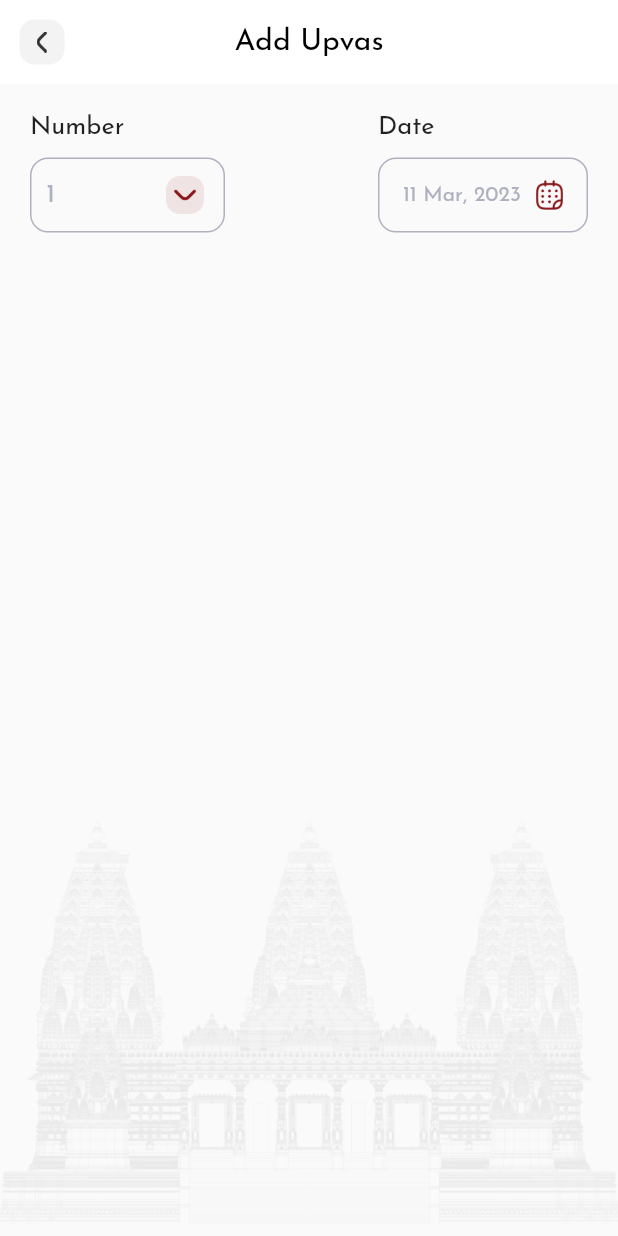
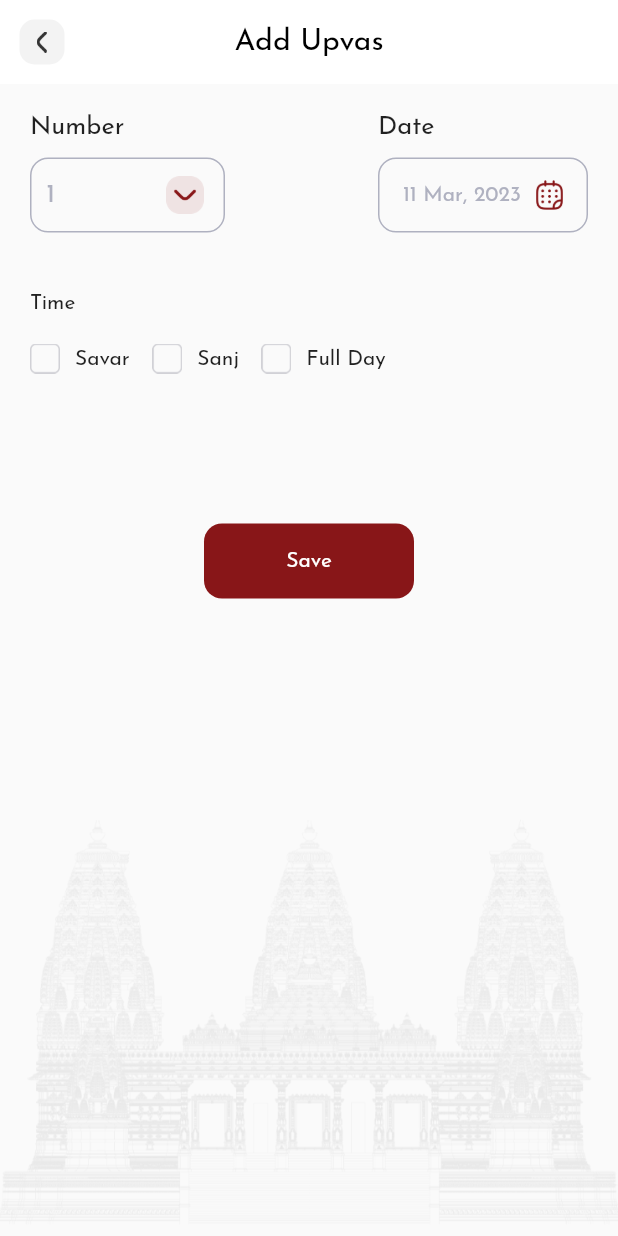
Before and after one commit to BHARGAVTHUMMAR/upavas, a Flutter app: the AddUpvasView screen opened by its route, on a phone screen of 412 x 824 dp. Run offline on Flutter 3.47's test engine with Material 2 defaults, Android fonts, the phone set to English and light mode, and no system bars; our stand-ins replace cloud_firestore, firebase_core, get, get_it; accounts and stored records are empty.

Commit message:
first commit.

```diff
--- a/lib/app/modules/Add_Upvas/controllers/add_upvas_controller.dart
+++ b/lib/app/modules/Add_Upvas/controllers/add_upvas_controller.dart
@@ -4,7 +4,9 @@ import 'package:intl/intl.dart';
 
 class AddUpvasController extends GetxController {
   RxString selectedDate = "".obs;
-
+RxBool isSavarSelected = false.obs;
+RxBool isSanjSelected = false.obs;
+RxBool isFullDaySelected = false.obs;
   RxList list = List.generate(
     100,
     (index) {
--- a/lib/app/modules/Add_Upvas/views/add_upvas_view.dart
+++ b/lib/app/modules/Add_Upvas/views/add_upvas_view.dart
@@ -140,6 +140,105 @@ class AddUpvasView extends GetView<AddUpvasController> {
                     )
                   ],
                 ),
+              ),
+              Padding(
+                padding: const EdgeInsets.all(20.0),
+                child: Column(
+                  crossAxisAlignment: CrossAxisAlignment.start,
+                  children: [
+                    Text("Time"),
+                    SizedBox(
+                      height: 20,
+                    ),
+                    Row(
+                      children: [
+                        InkWell(
+                          onTap: () {
+                            controller.isFullDaySelected.value = false;
+                            controller.isSavarSelected.value = true;
+                            controller.isSanjSelected.value = false;
+                          },
+                          child: Row(
+                            children: [
+                              (controller.isSavarSelected.isTrue)
+                                  ? Image.asset(
+                                      "assets/icons_image/CheckBox.png",
+                                      height: 20)
+                                  : Image.asset("assets/icons_image/box.png",
+                                      height: 20),
+                              SizedBox(
+                                width: 10,
+                              ),
+                              Text("Savar"),
+                            ],
+                          ),
+                        ),
+                        SizedBox(
+                          width: 15,
+                        ),
+                        InkWell(
+                          onTap: () {
+                            controller.isFullDaySelected.value = false;
+                            controller.isSavarSelected.value = false;
+                            controller.isSanjSelected.value = true;
+                          },
+                          child: Row(
+                            children: [
+                              (controller.isSanjSelected.isTrue)
+                                  ? Image.asset(
+                                      "assets/icons_image/CheckBox.png",
+                                      height: 20)
+                                  : Image.asset("assets/icons_image/box.png",
+                                      height: 20),
+                              SizedBox(
+                                width: 10,
+                              ),
+                              Text("Sanj"),
+                            ],
+                          ),
+                        ),
+                        SizedBox(
+                          width: 15,
+                        ),
+                        InkWell(
+                          onTap: () {
+                            controller.isFullDaySelected.value = true;
+                            controller.isSavarSelected.value = false;
+                            controller.isSanjSelected.value = false;
+                          },
+                          child: Row(
+                            children: [
+                              (controller.isFullDaySelected.isTrue)
+                                  ? Image.asset(
+                                      "assets/icons_image/CheckBox.png",
+                                      height: 20)
+                                  : Image.asset("assets/icons_image/box.png",
+                                      height: 20),
+                              SizedBox(
+                                width: 10,
+                              ),
+                              Text("Full Day"),
+                            ],
+                          ),
+                        ),
+                      ],
+                    )
+                  ],
+                ),
+              ),
+              SizedBox(height: 80),
+              Container(
+                decoration: BoxDecoration(
+                    color: appTheme.primaryTheme,
+                    borderRadius: BorderRadius.all(Radius.circular(12))),
+                height: 50,
+                width: 140,
+                child: Center(
+                  child: Text(
+                    "Save",
+                    style: TextStyle(color: Colors.white, fontSize: 14),
+                  ),
+                ),
               )
             ]),
             Positioned(
```
Also changed, not shown: assets/icons_image/CheckBox.png (added), assets/icons_image/box.png (added).
